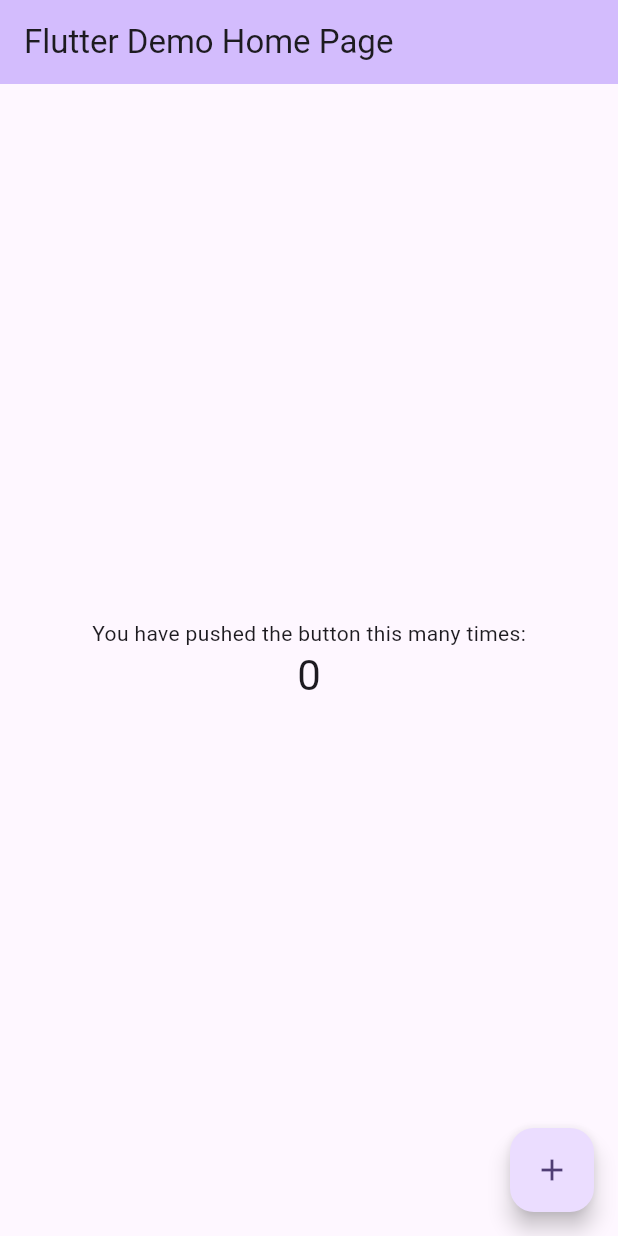
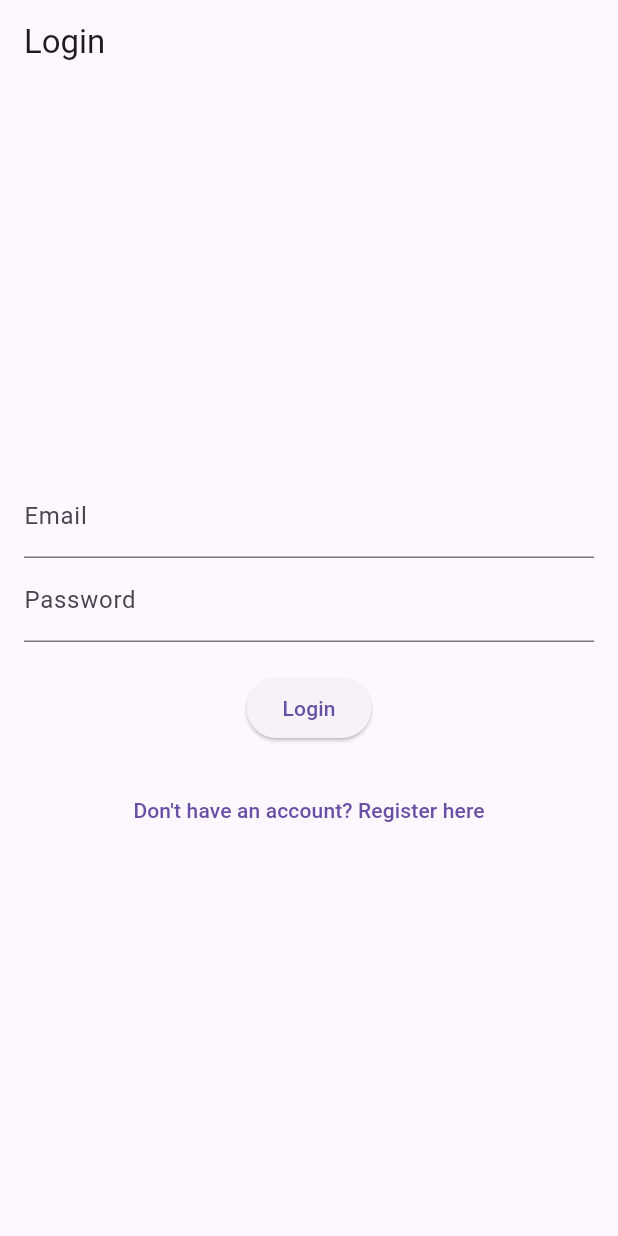
Before and after one commit to Niyaljacob/Pokemon, a Flutter app: the screen it shows after launch, on a phone screen of 412 x 824 dp. Run offline on Flutter 3.47's test engine with Material 3 defaults, Android fonts, the phone set to English and light mode, and no system bars; our stand-ins replace dio, firebase_auth, firebase_core; accounts and stored records are empty.

Commit message:
done the home page

```diff
--- a/lib/main.dart
+++ b/lib/main.dart
@@ -1,125 +1,27 @@
 import 'package:flutter/material.dart';
+import 'package:pokemon/view/splash_screen/splash_screen.dart';
+import 'package:provider/provider.dart';
+import 'package:pokemon/provider/pokemon_provider.dart';
+import 'package:firebase_core/firebase_core.dart';
 
-void main() {
-  runApp(const MyApp());
+void main() async {
+  WidgetsFlutterBinding.ensureInitialized();  // Ensures bindings are initialized
+  await Firebase.initializeApp();  // Initialize Firebase before running the app
+  runApp(
+    ChangeNotifierProvider(
+      create: (context) => PokemonProvider(),
+      child: MyApp(),
+    ),
+  );
 }
 
 class MyApp extends StatelessWidget {
-  const MyApp({super.key});
-
-  // This widget is the root of your application.
   @override
   Widget build(BuildContext context) {
     return MaterialApp(
-      title: 'Flutter Demo',
-      theme: ThemeData(
-        // This is the theme of your application.
-        //
-        // TRY THIS: Try running your application with "flutter run". You'll see
-        // the application has a purple toolbar. Then, without quitting the app,
-        // try changing the seedColor in the colorScheme below to Colors.green
-        // and then invoke "hot reload" (save your changes or press the "hot
-        // reload" button in a Flutter-supported IDE, or press "r" if you used
-        // the command line to start the app).
-        //
-        // Notice that the counter didn't reset back to zero; the application
-        // state is not lost during the reload. To reset the state, use hot
-        // restart instead.
-        //
-        // This works for code too, not just values: Most code changes can be
-        // tested with just a hot reload.
-        colorScheme: ColorScheme.fromSeed(seedColor: Colors.deepPurple),
-        useMaterial3: true,
-      ),
-      home: const MyHomePage(title: 'Flutter Demo Home Page'),
+      title: 'Pokémon App',
+      debugShowCheckedModeBanner: false,
+      home: SplashScreen(),
     );
   }
 }
-
-class MyHomePage extends StatefulWidget {
-  const MyHomePage({super.key, required this.title});
-
-  // This widget is the home page of your application. It is stateful, meaning
-  // that it has a State object (defined below) that contains fields that affect
-  // how it looks.
-
-  // This class is the configuration for the state. It holds the values (in this
-  // case the title) provided by the parent (in this case the App widget) and
-  // used by the build method of the State. Fields in a Widget subclass are
-  // always marked "final".
-
-  final String title;
-
-  @override
-  State<MyHomePage> createState() => _MyHomePageState();
-}
-
-class _MyHomePageState extends State<MyHomePage> {
-  int _counter = 0;
-
-  void _incrementCounter() {
-    setState(() {
-      // This call to setState tells the Flutter framework that something has
-      // changed in this State, which causes it to rerun the build method below
-      // so that the display can reflect the updated values. If we changed
-      // _counter without calling setState(), then the build method would not be
-      // called again, and so nothing would appear to happen.
-      _counter++;
-    });
-  }
-
-  @override
-  Widget build(BuildContext context) {
-    // This method is rerun every time setState is called, for instance as done
-    // by the _incrementCounter method above.
-    //
-    // The Flutter framework has been optimized to make rerunning build methods
-    // fast, so that you can just rebuild anything that needs updating rather
-    // than having to individually change instances of widgets.
-    return Scaffold(
-      appBar: AppBar(
-        // TRY THIS: Try changing the color here to a specific color (to
-        // Colors.amber, perhaps?) and trigger a hot reload to see the AppBar
-        // change color while the other colors stay the same.
-        backgroundColor: Theme.of(context).colorScheme.inversePrimary,
-        // Here we take the value from the MyHomePage object that was created by
-        // the App.build method, and use it to set our appbar title.
-        title: Text(widget.title),
-      ),
-      body: Center(
-        // Center is a layout widget. It takes a single child and positions it
-        // in the middle of the parent.
-        child: Column(
-          // Column is also a layout widget. It takes a list of children and
-          // arranges them vertically. By default, it sizes itself to fit its
-          // children horizontally, and tries to be as tall as its parent.
-          //
-          // Column has various properties to control how it sizes itself and
-          // how it positions its children. Here we use mainAxisAlignment to
-          // center the children vertically; the main axis here is the vertical
-          // axis because Columns are vertical (the cross axis would be
-          // horizontal).
-          //
-          // TRY THIS: Invoke "debug painting" (choose the "Toggle Debug Paint"
-          // action in the IDE, or press "p" in the console), to see the
-          // wireframe for each widget.
-          mainAxisAlignment: MainAxisAlignment.center,
-          children: <Widget>[
-            const Text(
-              'You have pushed the button this many times:',
-            ),
-            Text(
-              '$_counter',
-              style: Theme.of(context).textTheme.headlineMedium,
-            ),
-          ],
-        ),
-      ),
-      floatingActionButton: FloatingActionButton(
-        onPressed: _incrementCounter,
-        tooltip: 'Increment',
-        child: const Icon(Icons.add),
-      ), // This trailing comma makes auto-formatting nicer for build methods.
-    );
-  }
-}
--- /dev/null
+++ b/lib/view/login_screen/login_screen.dart
@@ -0,0 +1,76 @@
+import 'package:flutter/material.dart';
+import 'package:firebase_auth/firebase_auth.dart';
+import 'package:pokemon/view/home_screen/home_screen.dart';
+import 'package:pokemon/view/sign_up_screen/signup_screen.dart';
+
+class LoginScreen extends StatefulWidget {
+  const LoginScreen({super.key});
+
+  @override
+  State<LoginScreen> createState() => _LoginScreenState();
+}
+
+class _LoginScreenState extends State<LoginScreen> {
+  final TextEditingController _emailController = TextEditingController();
+  final TextEditingController _passwordController = TextEditingController();
+  final FirebaseAuth _auth = FirebaseAuth.instance;
+
+  // Email and password login function
+  Future<void> _loginWithEmailPassword() async {
+    try {
+      await _auth.signInWithEmailAndPassword(
+        email: _emailController.text.trim(),
+        password: _passwordController.text.trim(),
+      );
+
+      // Navigate to home screen
+      Navigator.pushReplacement(
+        context,
+        MaterialPageRoute(builder: (context) =>  HomeScreen()),
+      );
+    } catch (e) {
+      ScaffoldMessenger.of(context).showSnackBar(
+        SnackBar(content: Text('Login failed: $e')),
+      );
+    }
+  }
+
+  @override
+  Widget build(BuildContext context) {
+    return Scaffold(
+      appBar: AppBar(title: const Text('Login')),
+      body: Padding(
+        padding: const EdgeInsets.all(16.0),
+        child: Column(
+          mainAxisAlignment: MainAxisAlignment.center,
+          children: [
+            TextField(
+              controller: _emailController,
+              decoration: const InputDecoration(labelText: 'Email'),
+            ),
+            TextField(
+              controller: _passwordController,
+              decoration: const InputDecoration(labelText: 'Password'),
+              obscureText: true,
+            ),
+            const SizedBox(height: 20),
+            ElevatedButton(
+              onPressed: _loginWithEmailPassword,
+              child: const Text('Login'),
+            ),
+            const SizedBox(height: 20),
+            TextButton(
+              onPressed: () {
+                Navigator.push(
+                  context,
+                  MaterialPageRoute(builder: (context) => const RegisterScreen()),
+                );
+              },
+              child: const Text('Don\'t have an account? Register here'),
+            ),
+          ],
+        ),
+      ),
+    );
+  }
+}
```
Also changed, not shown: lib/model/pokemon_model.dart (added, +17 -0 lines), lib/provider/pokemon_provider.dart (added, +55 -0 lines), lib/service/pokemon_servise.dart (added, +29 -0 lines), lib/view/home_screen/home_screen.dart (added, +216 -0 lines), lib/view/sign_up_screen/signup_screen.dart (added, +60 -0 lines), lib/view/splash_screen/splash_screen.dart (added, +40 -0 lines), pubspec.yaml (+12 -22 lines), assets/splash_img.jpg (added), assets/splash_img1.png (added), firebase.json (added), lib/firebase_options.dart (added), pubspec.lock, 7 other files.
